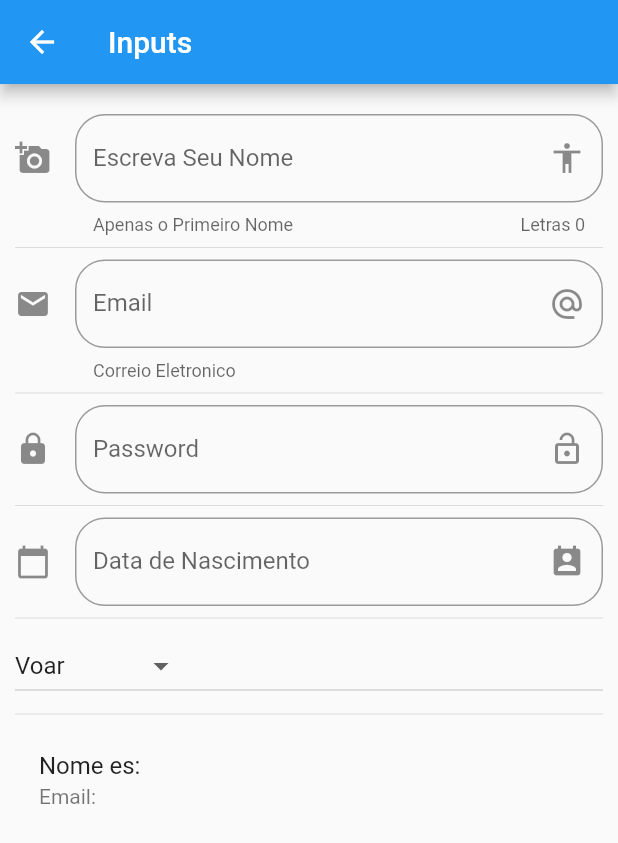
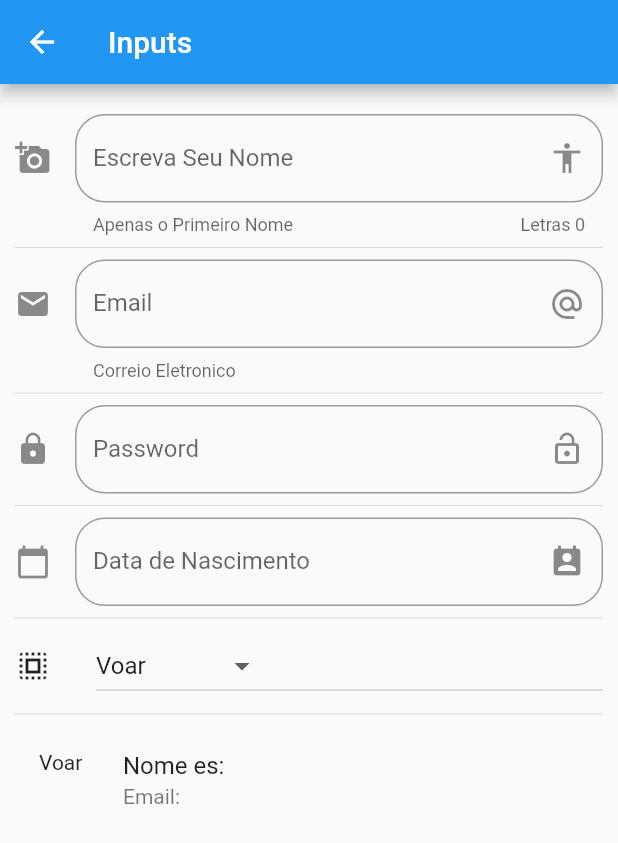
Before and after one commit to adilsontchameia/componentes, a Flutter app: the InputPage screen opened by its route, on a phone screen of 412 x 824 dp. Shown: the top 843 px of the screen. Run offline on Flutter 3.47's test engine with Material 2 defaults, Android fonts, the phone set to English and light mode, and no system bars.

Commit message:
personalizacao do dropdown

```diff
--- a/lib/src/pages/input_page.dart
+++ b/lib/src/pages/input_page.dart
@@ -68,7 +68,7 @@ class _InputPageState extends State<InputPage> {
     return ListTile(
         title: Text('Nome es: $_nome'),
         subtitle: Text('Email: $_email'),
-    );
+        leading: Text(_opcaoSelecionada));
   }
 
   _criarEmail() {
@@ -163,7 +163,11 @@ class _InputPageState extends State<InputPage> {
   }
 
   _criarDropDown() {
-    return DropdownButton(
+    return Row(children: [
+      Icon(Icons.select_all),
+      SizedBox(width: 30.0),
+      Expanded(
+        child: DropdownButton(
             //valor atual da opcao selecionada
             value: _opcaoSelecionada,
             items: getOpcoesDropdown(),
@@ -171,7 +175,8 @@ class _InputPageState extends State<InputPage> {
               setState(() {
                 _opcaoSelecionada = opt.toString();
               });
-      },
-    );
+            }),
+      )
+    ]);
   }
 }
```
Lines whose indentation alone changed are shown as unchanged.
